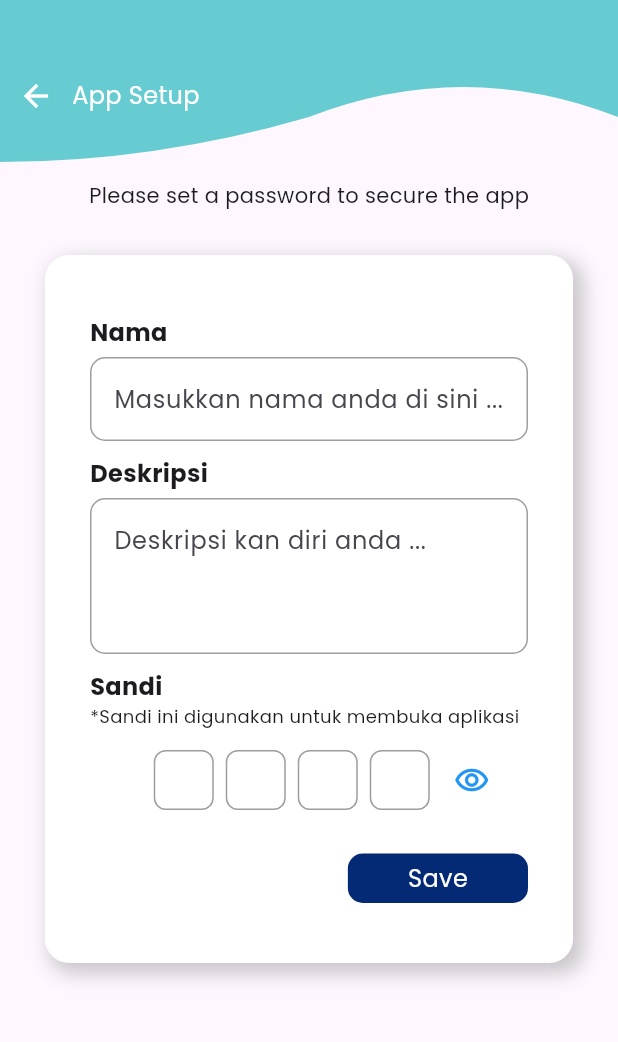
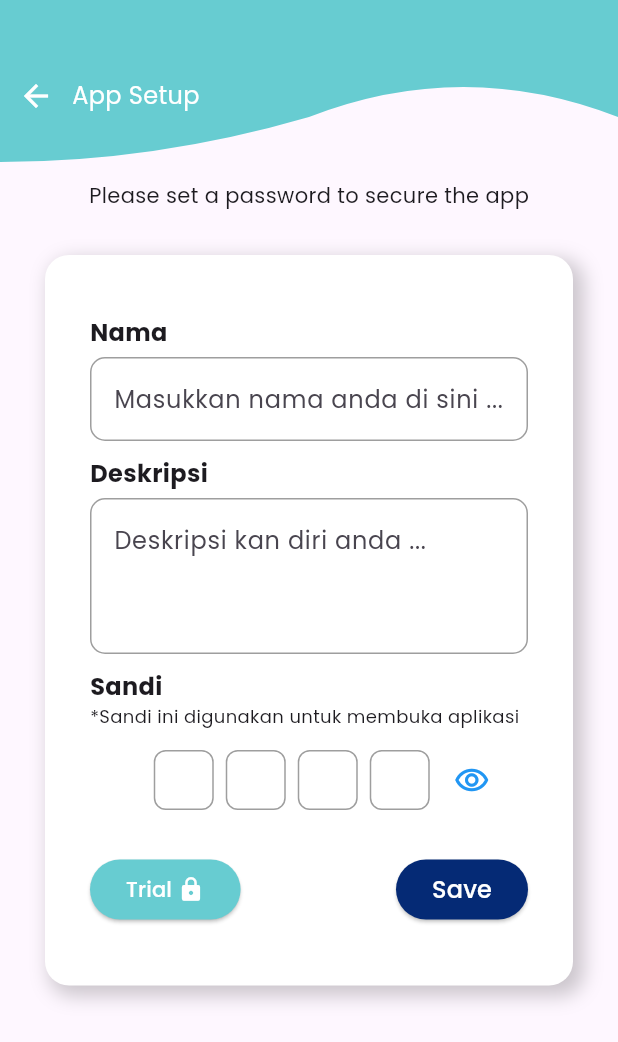
Before and after one commit to teddyanto/kidztime, a Flutter app: the Setupscreen screen opened by its route, on a phone screen of 412 x 824 dp. Shown: the top 1042 px of the screen. Run offline on Flutter 3.47's test engine with Material 3 defaults, Android fonts, the light colour scheme and no system bars; our stand-ins replace carousel_slider, flutter_local_notifications, flutter_svg, fluttertoast, get, package_info_plus and 4 more; missing offline and left inert: external_app_launcher, flutter_background_service, flutter_screen_lock; accounts and stored records are empty.

Commit message:
add trial notif and lock

```diff
--- a/lib/page/setup_screen.dart
+++ b/lib/page/setup_screen.dart
@@ -136,24 +136,47 @@ class _SetupscreenState extends State<Setupscreen> {
                       const SizedBox(
                         height: 25,
                       ),
-                      Align(
-                        alignment: Alignment.centerRight,
-                        child: InkWell(
-                          onTap: () {
-                            _saveAppSetup();
-                          },
-                          borderRadius: BorderRadius.circular(10.0),
-                          splashColor: Colors.amber,
-                          child: Container(
-                            padding: const EdgeInsets.symmetric(
-                              horizontal: 40.0,
-                              vertical: 5.0,
+                      Row(
+                        crossAxisAlignment: CrossAxisAlignment.center,
+                        mainAxisAlignment: MainAxisAlignment.spaceBetween,
+                        children: [
+                          ElevatedButton.icon(
+                            style: ButtonStyle(
+                              backgroundColor: WidgetStatePropertyAll(
+                                WidgetUtil().parseHexColor(primaryColor),
+                              ),
                             ),
-                            decoration: BoxDecoration(
-                              color: WidgetUtil().parseHexColor(darkColor),
-                              borderRadius: BorderRadius.circular(10.0),
+                            onPressed: () {
+                              Get.toNamed("/lock-page");
+                            },
+                            label: const Row(
+                              children: [
+                                Text(
+                                  "Trial ",
+                                  style: TextStyle(
+                                    color: Colors.white,
+                                  ),
+                                ),
+                                Icon(
+                                  Icons.lock,
+                                  color: Colors.white,
+                                ),
+                              ],
                             ),
-                            child: const Text(
+                          ),
+                          const SizedBox(
+                            width: 5,
+                          ),
+                          ElevatedButton.icon(
+                            style: ButtonStyle(
+                              backgroundColor: WidgetStatePropertyAll(
+                                WidgetUtil().parseHexColor(darkColor),
+                              ),
+                            ),
+                            onPressed: () {
+                              _saveAppSetup();
+                            },
+                            label: const Text(
                               'Save',
                               style: TextStyle(
                                 color: Colors.white,
@@ -161,7 +184,7 @@ class _SetupscreenState extends State<Setupscreen> {
                               ),
                             ),
                           ),
-                        ),
+                        ],
                       ),
                     ],
                   ),
--- a/lib/utils/background_service.dart
+++ b/lib/utils/background_service.dart
@@ -50,8 +50,6 @@ void onStart(ServiceInstance service) async {
   service.on('stopService').listen((event) {
     serviceStopped(dbKidztime, timer, service);
   });
-
-  print("MMMM ada yg ubah dari background_service.dart 333");
 
   await Preferences.getLockTime().then((lockTime) async {
     /** Initialize notifikasi already set */
```
Also changed, not shown: lib/page/main_screen.dart (+0 -30 lines), lib/page/notifikasi_screen/list_notifikasi_screen.dart (+38 -0 lines).
